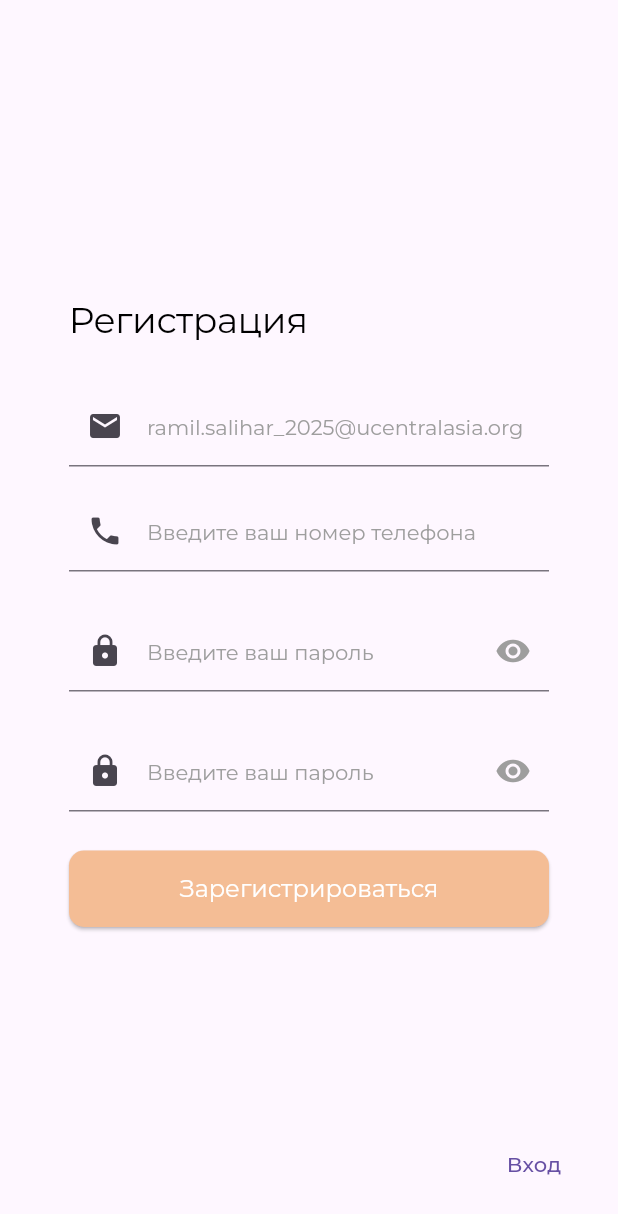
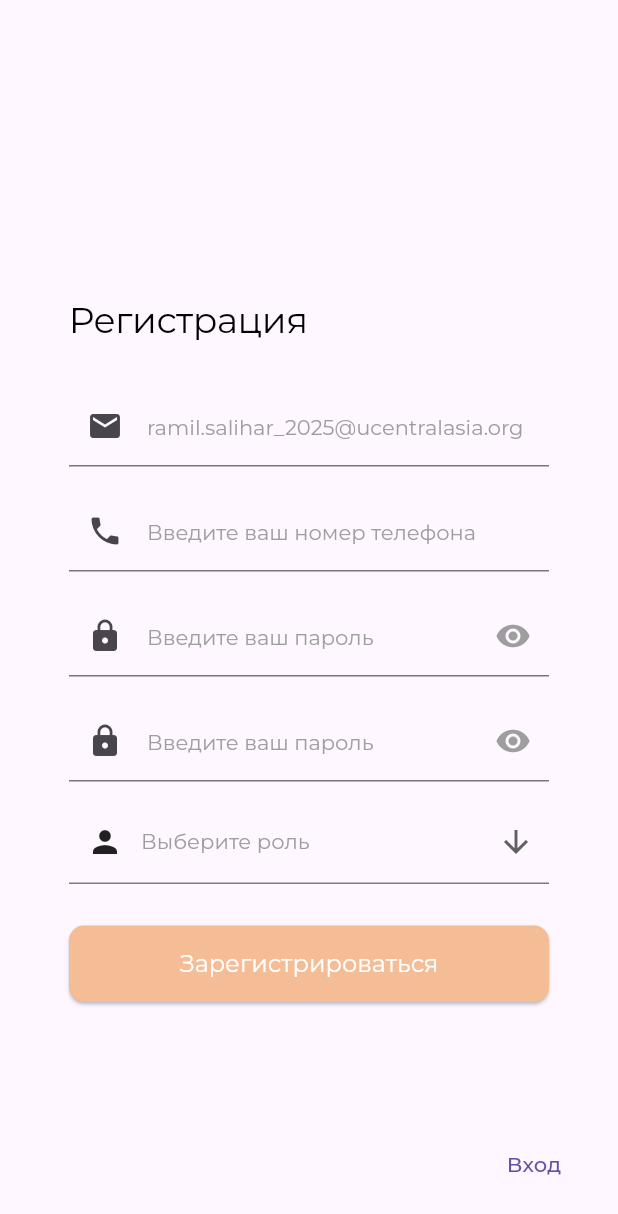
Before and after one commit to ramilsalihar/canteen, a Flutter app: the UserAuthPage screen opened by its route, after a tap on "Войти", after a tap on "Регистрация", on a phone screen of 412 x 824 dp. Shown: the top 1214 px of the screen. Run offline on Flutter 3.47's test engine with Material 3 defaults, Android fonts, the phone set to English and light mode, and no system bars; our stand-ins replace auto_route, bloc, cloud_firestore, dartz, equatable, firebase_auth and 8 more; accounts and stored records are empty; generated files the repository leaves out were written again.

```diff
--- a/lib/locator_service.dart
+++ b/lib/core/di/service_locator.dart
@@ -3,8 +3,9 @@ import 'package:canteen/data/datasources/user_remote_data_source.dart';
 import 'package:canteen/data/repositories/user_repository_impl.dart';
 import 'package:canteen/domain/repositories/user_repository.dart';
 import 'package:canteen/domain/usecases/user_cases/get_all_items.dart';
+import 'package:canteen/presentation/bloc/get_items/get_items_bloc.dart';
+import 'package:firebase_database/firebase_database.dart';
 import 'package:get_it/get_it.dart';
-import 'package:canteen/presentation/bloc/get_items/get_items_bloc.dart';
 import 'package:internet_connection_checker/internet_connection_checker.dart';
 
 final sl = GetIt.instance;
@@ -35,4 +36,6 @@ init() {
   // External
   sl.registerLazySingleton(() => InternetConnectionChecker());
 
+  // Firebase
+  var ref = sl.registerSingleton<FirebaseDatabase>(FirebaseDatabase.instance);
 }
--- a/lib/core/routes/app_router.dart
+++ b/lib/core/routes/app_router.dart
@@ -6,6 +6,7 @@ import 'app_router.gr.dart';
 class AppRouter extends $AppRouter {
   @override
   List<AutoRoute> get routes => [
-        AutoRoute(page: UserAuthRoute.page, initial: true),
+        AutoRoute(page: UserAuthRoute.page),
+        AutoRoute(page: UserHomeRoute.page, initial: true),
       ];
 }
--- /dev/null
+++ b/lib/core/widgets/forms/custom_drop_down_button.dart
@@ -0,0 +1,67 @@
+import 'package:flutter/material.dart';
+
+class CustomDropDownButton extends StatefulWidget {
+  const CustomDropDownButton({
+    super.key,
+    this.width,
+    this.height,
+    required this.items,
+    required this.hint,
+  });
+
+  final double? width;
+  final double? height;
+  final List<String> items;
+  final String hint;
+
+  @override
+  State<CustomDropDownButton> createState() => _CustomDropDownButtonState();
+}
+
+class _CustomDropDownButtonState extends State<CustomDropDownButton> {
+  @override
+  Widget build(BuildContext context) {
+    return SizedBox(
+      width: widget.width ?? 320,
+      height: widget.height ?? 60,
+      child: DropdownButton(
+        icon: const Padding(
+          padding: EdgeInsets.all(10.0),
+          child: Icon(Icons.arrow_downward_outlined),
+        ),
+        isExpanded: true,
+        underline: Container(
+          height: 0.5,
+          color: Colors.black,
+        ),
+        items: widget.items
+            .map(
+              (e) => DropdownMenuItem(
+                value: e,
+                child: Text(e),
+              ),
+            )
+            .toList(),
+        onChanged: (value) {
+          print(value);
+        },
+        hint: Padding(
+          padding: const EdgeInsets.only(left: 12),
+          child: Row(
+            children: [
+              const Icon(Icons.person),
+              const SizedBox(width: 12),
+              Text(
+                widget.hint,
+                style: Theme.of(context).textTheme.headlineMedium!.copyWith(
+                      color: Colors.grey,
+                      fontSize: 14,
+                    ),
+              ),
+            ],
+          ),
+        ),
+      ),
+    );
+  }
+}
--- a/lib/core/widgets/forms/custom_text_form_field.dart
+++ b/lib/core/widgets/forms/custom_text_form_field.dart
@@ -39,10 +39,7 @@ class _CustomTextFormFieldState extends State<CustomTextFormField> {
 
   @override
   Widget build(BuildContext context) {
-    return Column(
-      crossAxisAlignment: CrossAxisAlignment.start,
-      children: [
-        SizedBox(
+    return SizedBox(
       width: widget.width ?? 320,
       height: widget.height ?? 60,
       child: TextFormField(
@@ -62,9 +59,7 @@ class _CustomTextFormFieldState extends State<CustomTextFormField> {
                     });
                   },
                   icon: Icon(
-                        hideText == true
-                            ? Icons.visibility
-                            : Icons.visibility_off,
+                    hideText == true ? Icons.visibility : Icons.visibility_off,
                     color: Colors.grey,
                   ),
                 )
@@ -78,8 +73,6 @@ class _CustomTextFormFieldState extends State<CustomTextFormField> {
         keyboardType: widget.keyboardType ?? TextInputType.text,
         validator: widget.validator,
       ),
-        ),
-      ],
     );
   }
 }
--- a/lib/domain/repositories/user_repository.dart
+++ b/lib/domain/repositories/user_repository.dart
@@ -1,7 +1,9 @@
-import 'package:dartz/dartz.dart';
 import 'package:canteen/core/error/failure.dart';
 import 'package:canteen/domain/entities/item_entity.dart';
+import 'package:dartz/dartz.dart';
 
 abstract class UserRepository {
   Future<Either<Failure, List<ItemEntity>>> getAllItems();
+
+  Future<Either<Failure, String>> getUserRole();
 }
--- a/lib/main.dart
+++ b/lib/main.dart
@@ -1,4 +1,4 @@
-import 'package:canteen/locator_service.dart' as di;
+import 'package:canteen/core/di/service_locator.dart' as di;
 import 'package:canteen/presentation/pages/application/application.dart';
 import 'package:firebase_core/firebase_core.dart';
 import 'package:flutter/material.dart';
--- a/lib/presentation/bloc/auth_bloc/auth_event.dart
+++ b/lib/presentation/bloc/auth_bloc/auth_event.dart
@@ -23,6 +23,28 @@ class CreateUserWithEmailAndPassword extends AuthEvent {
   });
 }
 
+class SignupButtonPressed extends AuthEvent {
+  final String email;
+  final String password;
+  final String phone;
+
+  SignupButtonPressed({
+    required this.email,
+    required this.password,
+    required this.phone,
+  });
+}
+
+class LoginButtonPressed extends AuthEvent {
+  final String email;
+  final String password;
+
+  LoginButtonPressed({
+    required this.email,
+    required this.password,
+  });
+}
+
 class ShowLoginPage extends AuthEvent {}
 
 class ShowSignupPage extends AuthEvent {}
--- a/lib/presentation/bloc/auth_bloc/auth_state.dart
+++ b/lib/presentation/bloc/auth_bloc/auth_state.dart
@@ -5,7 +5,13 @@ abstract class AuthState {}
 
 class AuthInitial extends AuthState {}
 
-class AuthSuccessState extends AuthState {}
+class AuthLoading extends AuthState {}
+
+class AuthSuccessState extends AuthState {
+  final User user;
+
+  AuthSuccessState({required this.user});
+}
 
 class AuthErrorState extends AuthState {
   final String message;
--- a/lib/presentation/widgets/user_widgets/login_fields.dart
+++ b/lib/presentation/widgets/user_widgets/login_fields.dart
@@ -1,3 +1,5 @@
+import 'package:auto_route/auto_route.dart';
+import 'package:canteen/core/routes/app_router.gr.dart';
 import 'package:canteen/core/widgets/buttons/app_button.dart';
 import 'package:canteen/core/widgets/forms/input_field.dart';
 import 'package:canteen/presentation/bloc/auth_bloc/auth_bloc.dart';
@@ -44,6 +46,7 @@ class _LoginFieldState extends State<LoginField> {
                         password: _passwordController.text,
                       ),
                     );
+                context.router.replace(const UserHomeRoute());
               }
             },
           ),
--- a/lib/presentation/widgets/user_widgets/signup_fields.dart
+++ b/lib/presentation/widgets/user_widgets/signup_fields.dart
@@ -1,9 +1,12 @@
 import 'package:canteen/core/validation/form_validation.dart';
 import 'package:canteen/core/widgets/buttons/app_button.dart';
+import 'package:canteen/core/widgets/forms/custom_drop_down_button.dart';
 import 'package:canteen/core/widgets/forms/input_field.dart';
 import 'package:canteen/presentation/bloc/auth_bloc/auth_bloc.dart';
+import 'package:firebase_database/firebase_database.dart';
 import 'package:flutter/material.dart';
 import 'package:flutter_bloc/flutter_bloc.dart';
+import 'package:get_it/get_it.dart';
 
 class SignupFields extends StatelessWidget {
   const SignupFields({super.key});
@@ -15,6 +18,8 @@ class SignupFields extends StatelessWidget {
     final TextEditingController passwordController = TextEditingController();
     final TextEditingController repeatPassword = TextEditingController();
     final TextEditingController phoneController = TextEditingController();
+
+    final firebaseData = GetIt.instance.get<FirebaseDatabase>().ref("users/");
 
     return Form(
       key: loginKey,
@@ -29,9 +34,9 @@ class SignupFields extends StatelessWidget {
           InputFields.email(controller: emailController),
           const SizedBox(height: 10),
           InputFields.phoneNumber(controller: phoneController),
-          const SizedBox(height: 20),
+          const SizedBox(height: 10),
           InputFields.password(controller: passwordController),
-          const SizedBox(height: 20),
+          const SizedBox(height: 10),
           InputFields.password(
             controller: repeatPassword,
             validator: (_) => FormValidation.validatePasswordMatch(
@@ -39,19 +44,29 @@ class SignupFields extends StatelessWidget {
               passwordController.text,
             ),
           ),
+          const SizedBox(height: 10),
+          const CustomDropDownButton(
+            items: [
+              'one',
+              'two',
+              'three',
+            ],
+            hint: 'Выберите роль',
+          ),
           const SizedBox(height: 20),
           AppButton(
               title: 'Зарегистрироваться',
-              onPressed: () {
+              onPressed: () async {
                 if (loginKey.currentState!.validate()) {
                   context.read<AuthBloc>().add(
-                        CreateUserWithEmailAndPassword(
+                        SignupButtonPressed(
                           email: emailController.text,
                           password: passwordController.text,
+                          phone: phoneController.text,
                         ),
                       );
                 }
-              })
+              }),
         ],
       ),
     );
--- a/pubspec.yaml
+++ b/pubspec.yaml
@@ -27,6 +27,7 @@ dependencies:
   auto_route_generator: ^7.3.2
   firebase_database: ^10.4.4
   google_fonts: ^6.1.0
+  cloud_firestore: ^4.15.4
 
 dev_dependencies:
   flutter_test:
```
Also changed, not shown: lib/core/widgets/layout/app_bottom_bar.dart (added, +58 -0 lines), lib/data/models/admin_model.dart (added, +41 -0 lines), lib/data/repositories/user_repository_impl.dart (+14 -3 lines), lib/domain/entities/admin_entity.dart (+9 -3 lines), lib/presentation/bloc/auth_bloc/auth_bloc.dart (+83 -4 lines), lib/presentation/pages/user_pages/user_home_page.dart (added, +28 -0 lines), pubspec.lock, 5 other files. Lines whose indentation alone changed are shown as unchanged.
